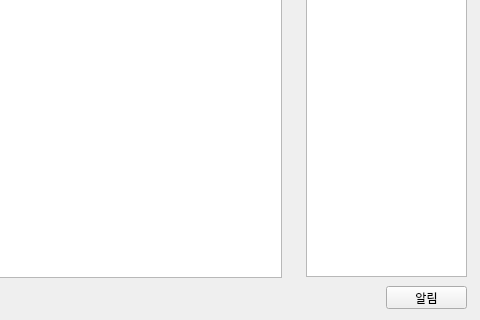
Before: the Qt Designer form UI/ui_folder/TotalInfoWindow.ui in 723poil/CIMS_project, drawn with Qt 5; both pictures show x 484 to 964 and y 594 to 914 of the 964 by 914 pixel window.
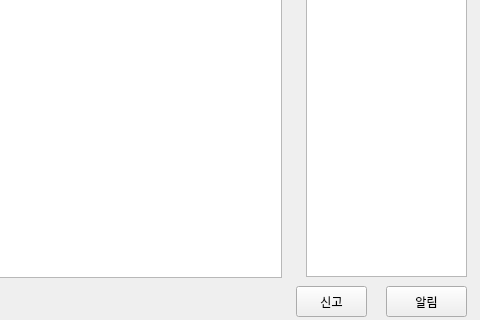
After: the same form once the commit is applied.

Patch:
```diff
--- a/UI/ui_folder/TotalInfoWindow.ui
+++ b/UI/ui_folder/TotalInfoWindow.ui
@@ -88,7 +88,7 @@
       <x>870</x>
       <y>880</y>
       <width>81</width>
-      <height>23</height>
+      <height>31</height>
      </rect>
     </property>
     <property name="text">
@@ -131,6 +131,19 @@
      </rect>
     </property>
    </widget>
+   <widget class="QPushButton" name="report_button">
+    <property name="geometry">
+     <rect>
+      <x>780</x>
+      <y>880</y>
+      <width>71</width>
+      <height>31</height>
+     </rect>
+    </property>
+    <property name="text">
+     <string>신고</string>
+    </property>
+   </widget>
   </widget>
  </widget>
  <resources/>
```
